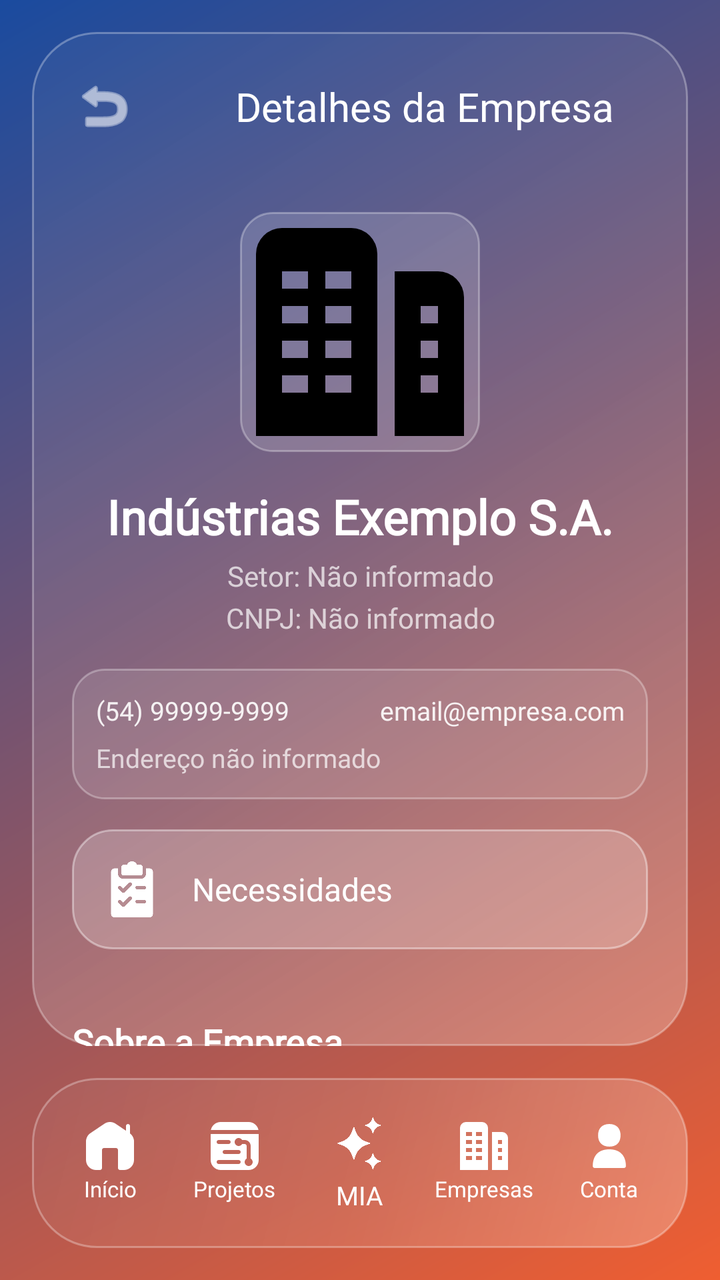
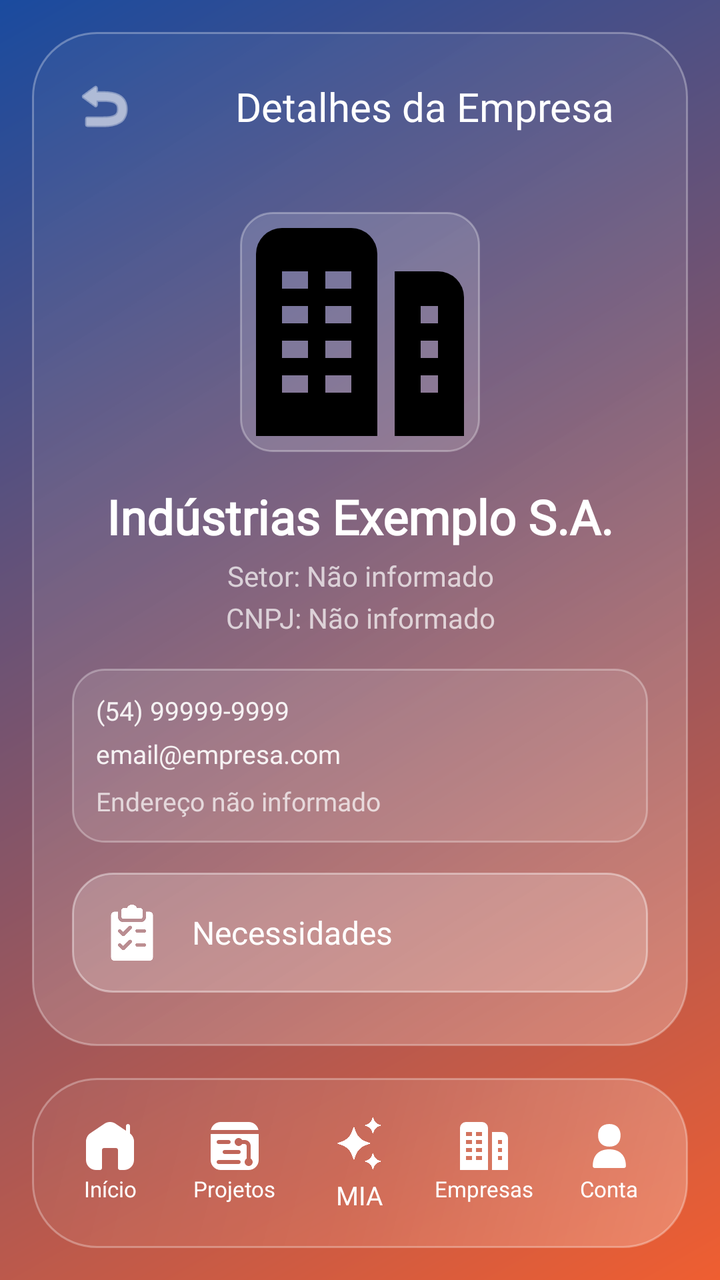

Compare the two renders of this Android layout. The source of the first and the diff that turns it into the second are given below.
<!-- AndroidManifest.xml: application theme Theme.DSPI_APP -->
<!-- res/layout/activity_detalhes_empresa.xml -->
<?xml version="1.0" encoding="utf-8"?>
<androidx.constraintlayout.widget.ConstraintLayout
    xmlns:android="http://schemas.android.com/apk/res/android"
    xmlns:app="http://schemas.android.com/apk/res-auto"
    android:id="@+id/mainLayout"
    android:layout_width="match_parent"
    android:layout_height="match_parent"
    android:background="@drawable/bg_gradient">

    <androidx.constraintlayout.widget.ConstraintLayout
        android:id="@+id/glassContainer"
        android:layout_width="0dp"
        android:layout_height="0dp"
        android:layout_margin="16dp"
        android:background="@drawable/bg_glass"
        app:layout_constraintTop_toTopOf="parent"
        app:layout_constraintBottom_toTopOf="@+id/bottomNavInclude"
        app:layout_constraintStart_toStartOf="parent"
        app:layout_constraintEnd_toEndOf="parent">

        <androidx.constraintlayout.widget.ConstraintLayout
            android:id="@+id/headerLayout"
            android:layout_width="381dp"
            android:layout_height="74dp"
            app:layout_constraintTop_toTopOf="parent">

            <ImageButton
                android:id="@+id/btnVoltar"
                android:layout_width="48dp"
                android:layout_height="48dp"
                android:layout_margin="12dp"
                android:background="?attr/selectableItemBackgroundBorderless"
                android:src="@android:drawable/ic_menu_revert"
                app:layout_constraintBottom_toBottomOf="parent"
                app:layout_constraintStart_toStartOf="parent"
                app:layout_constraintTop_toTopOf="parent"
                app:tint="#FFFFFF" />

            <TextView
                android:id="@+id/txtTituloEmpresa"
                android:layout_width="0dp"
                android:layout_height="wrap_content"
                android:layout_marginEnd="48dp"
                android:fontFamily="@font/neo_sans"
                android:gravity="center"
                android:text="Detalhes da Empresa"
                android:textColor="#FFFFFF"
                android:textSize="20sp"
                app:layout_constraintBottom_toBottomOf="parent"
                app:layout_constraintEnd_toEndOf="parent"
                app:layout_constraintStart_toEndOf="@id/btnVoltar"
                app:layout_constraintTop_toTopOf="parent" />
        </androidx.constraintlayout.widget.ConstraintLayout>

        <ScrollView
            android:layout_width="match_parent"
            android:layout_height="0dp"
            android:fillViewport="true"
            android:scrollbarThumbVertical="@android:color/transparent"
            app:layout_constraintTop_toBottomOf="@id/headerLayout"
            app:layout_constraintBottom_toBottomOf="parent">

            <LinearLayout
                android:layout_width="match_parent"
                android:layout_height="wrap_content"
                android:orientation="vertical"
                android:paddingHorizontal="20dp"
                android:paddingBottom="20dp">

                <FrameLayout
                    android:id="@+id/frameLogoDetalhe"
                    android:layout_width="120dp"
                    android:layout_height="120dp"
                    android:layout_gravity="center_horizontal"
                    android:layout_marginTop="16dp"
                    android:background="@drawable/bg_moldura_foto"
                    android:padding="8dp">

                    <ImageView
                        android:id="@+id/imgEmpresaLogo"
                        android:layout_width="match_parent"
                        android:layout_height="match_parent"
                        android:layout_gravity="center"
                        android:src="@drawable/ic_empresas"
                        android:scaleType="centerCrop"/>
                </FrameLayout>

                <TextView
                    android:id="@+id/tvNomeEmpresa"
                    android:layout_width="match_parent"
                    android:layout_height="wrap_content"
                    android:text="Indústrias Exemplo S.A."
                    android:textColor="#FFFFFF"
                    android:textSize="24sp"
                    android:textStyle="bold"
                    android:textAlignment="center"
                    android:fontFamily="@font/neo_sans"
                    android:layout_marginTop="16dp" />

                <TextView
                    android:id="@+id/txtSetorEmpresa"
                    android:layout_width="match_parent"
                    android:layout_height="wrap_content"
                    android:text="Setor: Não informado"
                    android:textColor="#B3FFFFFF"
                    android:textSize="14sp"
                    android:textAlignment="center"
                    android:fontFamily="@font/neo_sans"
                    android:layout_marginTop="4dp" />

                <TextView
                    android:id="@+id/txtCnpjEmpresa"
                    android:layout_width="match_parent"
                    android:layout_height="wrap_content"
                    android:text="CNPJ: Não informado"
                    android:textColor="#B3FFFFFF"
                    android:textSize="14sp"
                    android:textAlignment="center"
                    android:fontFamily="@font/neo_sans"
                    android:layout_marginTop="2dp" />

                <LinearLayout
                    android:layout_width="match_parent"
                    android:layout_height="wrap_content"
                    android:orientation="vertical"
                    android:background="@drawable/bg_input_glass"
                    android:padding="12dp"
                    android:layout_marginTop="16dp">

                    <LinearLayout
                        android:layout_width="match_parent"
                        android:layout_height="wrap_content"
                        android:orientation="horizontal"
                        android:layout_marginBottom="6dp">

                        <TextView
                            android:id="@+id/txtTelefone"
                            android:layout_width="0dp"
                            android:layout_height="wrap_content"
                            android:layout_weight="1"
                            android:text="(54) 99999-9999"
                            android:textColor="#E6FFFFFF"
                            android:textSize="13sp"
                            android:fontFamily="@font/neo_sans"/>

                        <TextView
                            android:id="@+id/txtEmail"
                            android:layout_width="0dp"
                            android:layout_height="wrap_content"
                            android:layout_weight="1"
                            android:text="email@empresa.com"
                            android:textColor="#E6FFFFFF"
                            android:textSize="13sp"
                            android:fontFamily="@font/neo_sans"
                            android:gravity="end"/>
                    </LinearLayout>

                    <TextView
                        android:id="@+id/txtEndereco"
                        android:layout_width="match_parent"
                        android:layout_height="wrap_content"
                        android:text="Endereço não informado"
                        android:textColor="#B3FFFFFF"
                        android:textSize="13sp"
                        android:fontFamily="@font/neo_sans"/>
                </LinearLayout>
                <Space android:layout_width="match_parent" android:layout_height="15dp" />
                <LinearLayout android:id="@+id/btnVerNecessidades" style="@style/ListGlassButtonStyle">
                    <ImageView style="@style/ListGlassIcon" android:src="@drawable/ic_necessidades" app:tint="#FFFFFF"/>
                    <TextView style="@style/ListGlassText" android:text="Necessidades"/>
                </LinearLayout>

                <TextView
                    android:layout_width="match_parent"
                    android:layout_height="wrap_content"
                    android:text="Sobre a Empresa"
                    android:textColor="#FFFFFF"
                    android:textSize="18sp"
                    android:textStyle="bold"
                    android:fontFamily="@font/neo_sans"
                    android:layout_marginTop="24dp"
                    android:layout_marginBottom="8dp"/>

                <TextView
                    android:id="@+id/txtSobreEmpresa"
                    android:layout_width="match_parent"
                    android:layout_height="wrap_content"
                    android:text="Carregando detalhes..."
                    android:textColor="#E6FFFFFF"
                    android:textSize="15sp"
                    android:lineSpacingExtra="4dp"
                    android:fontFamily="@font/neo_sans" />

                <View
                    android:layout_width="match_parent"
                    android:layout_height="1dp"
                    android:background="#33FFFFFF"
                    android:layout_marginVertical="24dp"/>

                <TextView
                    android:layout_width="match_parent"
                    android:layout_height="wrap_content"
                    android:text="Projetos Afiliados"
                    android:textColor="#FFFFFF"
                    android:textSize="18sp"
                    android:textStyle="bold"
                    android:fontFamily="@font/neo_sans"
                    android:layout_marginTop="8dp"
                    android:layout_marginBottom="8dp"/>

                <androidx.recyclerview.widget.RecyclerView
                    android:id="@+id/recycler_projetos_afiliados"
                    android:layout_width="match_parent"
                    android:layout_height="wrap_content"
                    android:nestedScrollingEnabled="false" />

            </LinearLayout> </ScrollView>
    </androidx.constraintlayout.widget.ConstraintLayout>

    <include
        android:id="@+id/bottomNavInclude"
        layout="@layout/bottom_nav"
        android:layout_width="0dp"
        android:layout_height="85dp"
        android:layout_marginHorizontal="16dp"
        android:layout_marginBottom="16dp"
        app:layout_constraintBottom_toBottomOf="parent"
        app:layout_constraintStart_toStartOf="parent"
        app:layout_constraintEnd_toEndOf="parent" />

</androidx.constraintlayout.widget.ConstraintLayout>
<!-- res/layout/bottom_nav.xml (included above) -->
<?xml version="1.0" encoding="utf-8"?>
<FrameLayout
    xmlns:android="http://schemas.android.com/apk/res/android"
    xmlns:app="http://schemas.android.com/apk/res-auto"
    android:id="@+id/bottomNavigationContainer"
    android:layout_width="match_parent"
    android:layout_height="85dp"
    android:background="@drawable/bg_glass"
    android:paddingHorizontal="8dp"
    android:paddingVertical="8dp">

    <View android:id="@+id/activeBubble" android:layout_width="0dp" android:layout_height="match_parent" android:background="@drawable/bg_active_bubble" />

    <LinearLayout android:id="@+id/bottomNavLayout" android:layout_width="match_parent" android:layout_height="match_parent" android:orientation="horizontal" android:gravity="center">

        <LinearLayout android:id="@+id/btnInicio" android:layout_width="0dp" android:layout_height="match_parent" android:layout_weight="1" android:orientation="vertical" android:gravity="center" android:background="?attr/selectableItemBackgroundBorderless">
            <ImageView android:layout_width="24dp" android:layout_height="24dp" android:src="@drawable/ic_inicio" app:tint="#FFFFFF" />
            <TextView android:layout_width="wrap_content" android:layout_height="wrap_content" android:text="Início" android:textColor="#FFFFFF" android:textSize="11sp" android:fontFamily="@font/neo_sans" android:layout_marginTop="2dp"/>
        </LinearLayout>

        <LinearLayout android:id="@+id/btnProjetos" android:layout_width="0dp" android:layout_height="match_parent" android:layout_weight="1" android:orientation="vertical" android:gravity="center" android:background="?attr/selectableItemBackgroundBorderless">
            <ImageView android:layout_width="24dp" android:layout_height="24dp" android:src="@drawable/ic_projetos" app:tint="#FFFFFF" />
            <TextView android:layout_width="wrap_content" android:layout_height="wrap_content" android:text="Projetos" android:textColor="#FFFFFF" android:textSize="11sp" android:fontFamily="@font/neo_sans" android:layout_marginTop="2dp"/>
        </LinearLayout>

        <LinearLayout android:id="@+id/btnNai" android:layout_width="0dp" android:layout_height="match_parent" android:layout_weight="1" android:orientation="vertical" android:gravity="center" android:background="?attr/selectableItemBackgroundBorderless">
            <ImageView android:layout_width="30dp" android:layout_height="30dp" android:src="@drawable/ic_mia" />
            <TextView android:layout_width="wrap_content" android:layout_height="wrap_content" android:text="MIA" android:textColor="#FFFFFF" android:textSize="13sp" android:fontFamily="@font/neo_sans" android:layout_marginTop="2dp"/>
        </LinearLayout>

        <LinearLayout android:id="@+id/btnEmpresas" android:layout_width="0dp" android:layout_height="match_parent" android:layout_weight="1" android:orientation="vertical" android:gravity="center" android:background="?attr/selectableItemBackgroundBorderless">
            <ImageView android:layout_width="24dp" android:layout_height="24dp" android:src="@drawable/ic_empresas" app:tint="#FFFFFF" />
            <TextView android:layout_width="wrap_content" android:layout_height="wrap_content" android:text="Empresas" android:textColor="#FFFFFF" android:textSize="11sp" android:fontFamily="@font/neo_sans" android:layout_marginTop="2dp"/>
        </LinearLayout>

        <LinearLayout android:id="@+id/btnConta" android:layout_width="0dp" android:layout_height="match_parent" android:layout_weight="1" android:orientation="vertical" android:gravity="center" android:background="?attr/selectableItemBackgroundBorderless">
            <ImageView android:layout_width="24dp" android:layout_height="24dp" android:src="@drawable/ic_conta" app:tint="#FFFFFF" />
            <TextView android:layout_width="wrap_content" android:layout_height="wrap_content" android:text="Conta" android:textColor="#FFFFFF" android:textSize="11sp" android:fontFamily="@font/neo_sans" android:layout_marginTop="2dp"/>
        </LinearLayout>

    </LinearLayout>
</FrameLayout>
<!-- resources referenced by this layout -->
<resources>
  <!-- drawable bg_active_bubble (drawable) -->
  <?xml version="1.0" encoding="utf-8"?>
  <shape xmlns:android="http://schemas.android.com/apk/res/android">
      <gradient
          android:angle="135"
          android:startColor="#66FFFFFF"
          android:centerColor="#33FFFFFF"
          android:endColor="#1AFFFFFF"
          android:type="linear" />
      <corners android:radius="20dp" />
      <stroke
          android:width="1.2dp"
          android:color="#80FFFFFF" />
  </shape>
  <!-- drawable bg_glass (drawable) -->
  <?xml version="1.0" encoding="utf-8"?>
  <shape xmlns:android="http://schemas.android.com/apk/res/android">
      <gradient
          android:angle="135"
          android:startColor="#40FFFFFF"
          android:centerColor="#1AFFFFFF"
          android:endColor="#0AFFFFFF"
          android:type="linear" />
  
      <corners android:radius="32dp" />
  
      <stroke
          android:width="1dp"
          android:color="#4DFFFFFF" />
  </shape>
  <!-- drawable bg_gradient (drawable) -->
  <?xml version="1.0" encoding="utf-8"?>
  <shape xmlns:android="http://schemas.android.com/apk/res/android">
      <gradient
          android:angle="135"
          android:startColor="#ef5e31" android:endColor="#1a4b9f" android:type="linear" />
  </shape>
  <!-- drawable bg_input_glass (drawable) -->
  <?xml version="1.0" encoding="utf-8"?>
  <shape xmlns:android="http://schemas.android.com/apk/res/android">
      <solid android:color="#1AFFFFFF" />
      <corners android:radius="16dp" />
      <stroke
          android:width="1dp"
          android:color="#4DFFFFFF" />
  </shape>
  <!-- drawable bg_moldura_foto (drawable) -->
  <?xml version="1.0" encoding="utf-8"?>
  <shape xmlns:android="http://schemas.android.com/apk/res/android" android:shape="rectangle">
      
      <solid android:color="#26FFFFFF" />
      
      <corners android:radius="16dp" />
      
      <stroke android:width="1dp" android:color="#4DFFFFFF" />
  </shape>
  <!-- drawable ic_empresas (drawable) -->
  <vector xmlns:android="http://schemas.android.com/apk/res/android"
      android:width="512dp"
      android:height="512dp"
      android:viewportWidth="24"
      android:viewportHeight="24">
    <path
        android:fillColor="#FF000000"
        android:pathData="m11,0h-8a3,3 0,0 0,-3 3v21h14v-21a3,3 0,0 0,-3 -3zM6,19h-3v-2h3zM6,15h-3v-2h3zM6,11h-3v-2h3zM6,7h-3v-2h3zM11,19h-3v-2h3zM11,15h-3v-2h3zM11,11h-3v-2h3zM11,7h-3v-2h3zM21,5h-5v19h8v-16a3,3 0,0 0,-3 -3zM21,19h-2v-2h2zM21,15h-2v-2h2zM21,11h-2v-2h2z"/>
  </vector>
  <style name="ListGlassIcon">
          <item name="android:layout_width">28dp</item>
          <item name="android:layout_height">28dp</item>
          <item name="android:layout_marginEnd">16dp</item>
      </style>
  <style name="ListGlassText">
          <item name="android:layout_width">wrap_content</item>
          <item name="android:layout_height">wrap_content</item>
          <item name="android:textColor">#FFFFFF</item>
          <item name="android:textSize">16sp</item>
          <item name="android:fontFamily">@font/neo_sans</item>
      </style>
  <style name="Theme.DSPI_APP" parent="Base.Theme.DSPI_APP" />
  <!-- drawable bg_button_glass (drawable) -->
  <?xml version="1.0" encoding="utf-8"?>
  <shape xmlns:android="http://schemas.android.com/apk/res/android">
      <solid android:color="#33FFFFFF" />
      <corners android:radius="20dp" />
      <stroke
          android:width="1dp"
          android:color="#66FFFFFF" />
  </shape>
  <style name="Base.Theme.DSPI_APP" parent="Theme.Material3.DayNight.NoActionBar">
      </style>
  <!-- unchanged entries left out for length: 6 -->
</resources>

<!-- the commit's change to res/layout/activity_detalhes_empresa.xml (unified diff, before → after) -->
@@ -130,29 +130,27 @@
                     <LinearLayout
                         android:layout_width="match_parent"
                         android:layout_height="wrap_content"
-                        android:orientation="horizontal"
+                        android:orientation="vertical"
                         android:layout_marginBottom="6dp">
 
                         <TextView
                             android:id="@+id/txtTelefone"
-                            android:layout_width="0dp"
+                            android:layout_width="match_parent"
                             android:layout_height="wrap_content"
-                            android:layout_weight="1"
                             android:text="(54) 99999-9999"
                             android:textColor="#E6FFFFFF"
                             android:textSize="13sp"
-                            android:fontFamily="@font/neo_sans"/>
+                            android:fontFamily="@font/neo_sans"
+                            android:layout_marginBottom="4dp"/>
 
                         <TextView
                             android:id="@+id/txtEmail"
-                            android:layout_width="0dp"
+                            android:layout_width="match_parent"
                             android:layout_height="wrap_content"
-                            android:layout_weight="1"
                             android:text="email@empresa.com"
                             android:textColor="#E6FFFFFF"
                             android:textSize="13sp"
-                            android:fontFamily="@font/neo_sans"
-                            android:gravity="end"/>
+                            android:fontFamily="@font/neo_sans"/>
                     </LinearLayout>
 
                     <TextView
